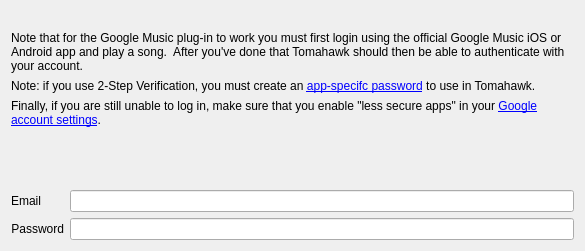
tomahawk-player/tomahawk-resolvers, file gmusic/content/contents/code/config.ui: the form before one commit.
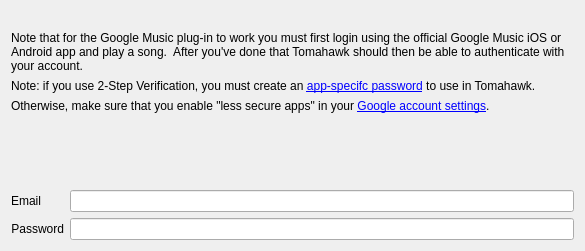
The form after the commit. Icons and pictures are not drawn.

Commit message: Caress wording in the google music resolver dialog, for clarity.

```diff
--- a/gmusic/content/contents/code/config.ui
+++ b/gmusic/content/contents/code/config.ui
@@ -53,7 +53,7 @@
    <item>
     <widget class="QLabel" name="label_5">
      <property name="text">
-         <string>&lt;html&gt;&lt;head/&gt;&lt;body&gt;&lt;p&gt;Finally, if you are still unable to log in, make sure that you enable &quot;less secure apps&quot; in your &lt;a href=&quot;https://www.google.com/settings/security/lesssecureapps&quot;&gt;&lt;span style=&quot; text-decoration: underline; color:#0000ff;&quot;&gt;Google account settings&lt;/span&gt;&lt;/a&gt;.&lt;/p&gt;&lt;/body&gt;&lt;/html&gt;</string>
+         <string>&lt;html&gt;&lt;head/&gt;&lt;body&gt;&lt;p&gt;Otherwise, make sure that you enable &quot;less secure apps&quot; in your &lt;a href=&quot;https://www.google.com/settings/security/lesssecureapps&quot;&gt;&lt;span style=&quot; text-decoration: underline; color:#0000ff;&quot;&gt;Google account settings&lt;/span&gt;&lt;/a&gt;.&lt;/p&gt;&lt;/body&gt;&lt;/html&gt;</string>
      </property>
      <property name="wordWrap">
       <bool>true</bool>
```
